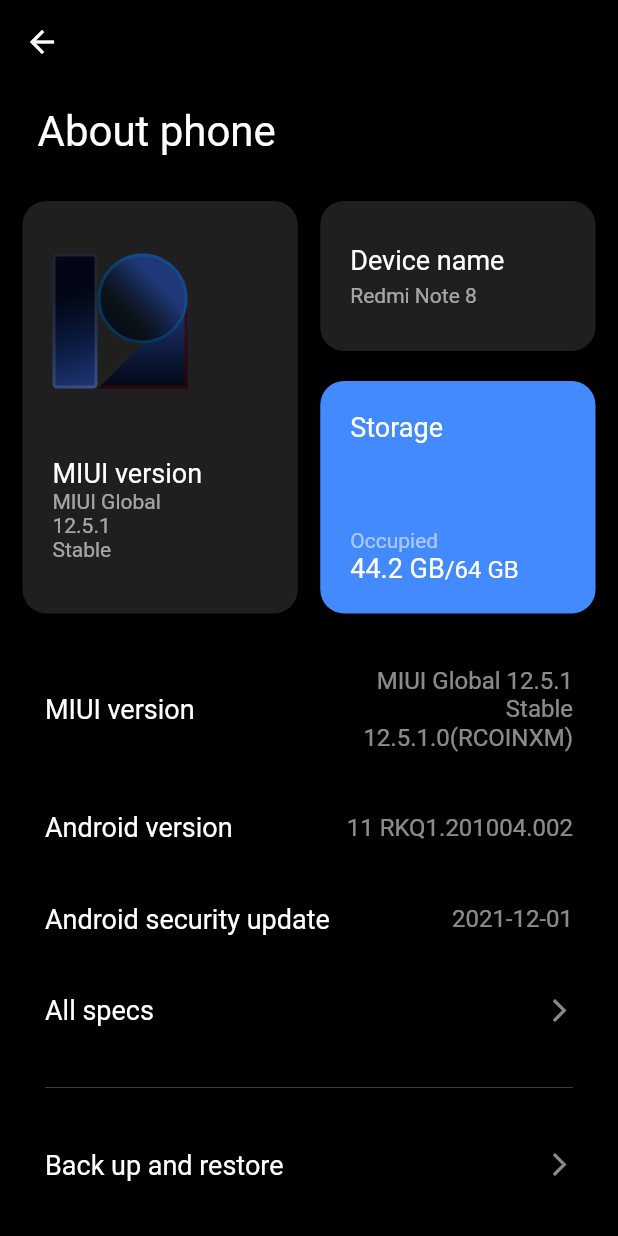
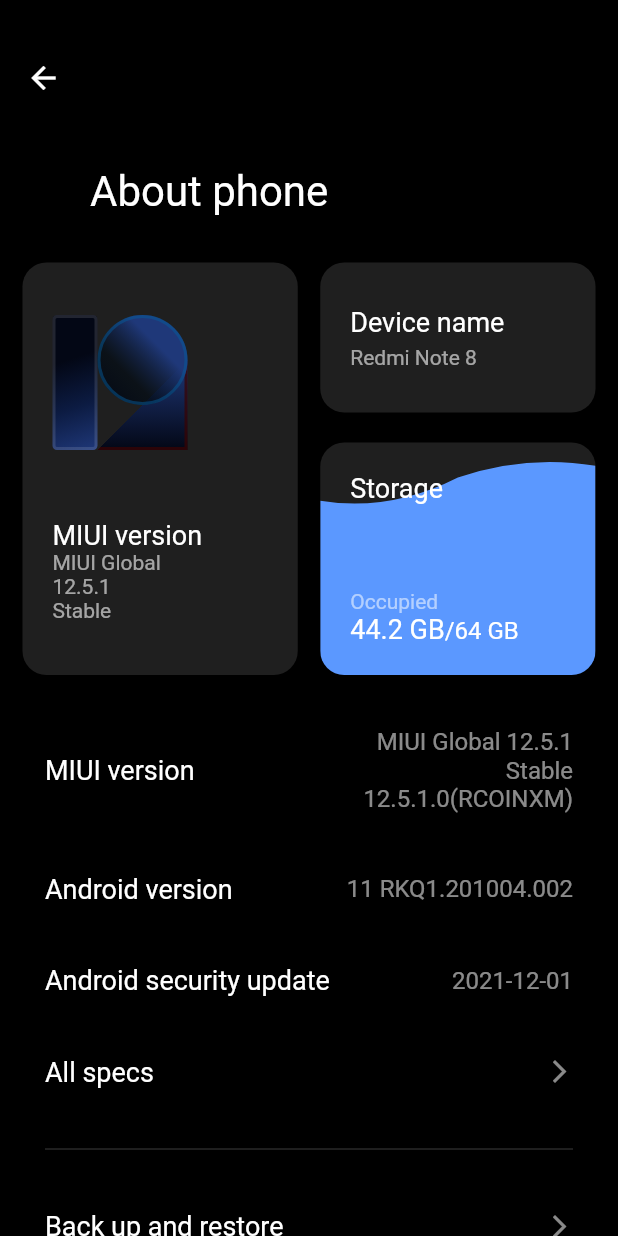
Before and after one commit to itheamc/mi_about_page_flutter_app, a Flutter app: the screen it shows after launch, after a tap on the "arrow back" icon, on a phone screen of 412 x 824 dp. Run offline on Flutter 3.47's test engine with Material 2 defaults, Android fonts, the phone set to English and light mode, and no system bars; our stand-ins replace google_fonts.

Commit message:
Second Commit - Added Sliver Persistent Header and Wave Clipper

```diff
--- /dev/null
+++ b/lib/delegate/persistent_header.dart
@@ -0,0 +1,59 @@
+import 'package:flutter/material.dart';
+import 'package:google_fonts/google_fonts.dart';
+
+class APersistentHeader extends SliverPersistentHeaderDelegate {
+  @override
+  Widget build(
+      BuildContext context, double shrinkOffset, bool overlapsContent) {
+    final progress = shrinkOffset/maxExtent;
+    return AnimatedContainer(
+      duration: const Duration(milliseconds: 300),
+      color: Color.lerp(Colors.transparent, Colors.black87, progress),
+      child: Stack(
+        children: [
+          Positioned(
+            top: 28.0,
+            left: 5.0,
+            child: IconButton(
+                onPressed: () {},
+                icon: const Icon(
+                  Icons.arrow_back,
+                  color: Colors.white,
+                )),
+          ),
+          Align(
+            alignment: Alignment.bottomLeft,
+            child: Padding(
+              padding:
+                  const EdgeInsets.symmetric(vertical: 16.0, horizontal: 60.0),
+              child: Text(
+                "About phone",
+                style: TextStyle.lerp(
+                    GoogleFonts.aBeeZee().copyWith(
+                        fontSize: 28.0,
+                        fontWeight: FontWeight.normal,
+                        color: Colors.white),
+                    GoogleFonts.aBeeZee().copyWith(
+                        fontSize: 18.0,
+                        fontWeight: FontWeight.normal,
+                        color: Colors.white),
+                    shrinkOffset / maxExtent),
+              ),
+            ),
+          )
+        ],
+      ),
+    );
+  }
+
+  @override
+  double get maxExtent => 160.0;
+
+  @override
+  double get minExtent => 80.0;
+
+  @override
+  bool shouldRebuild(covariant SliverPersistentHeaderDelegate oldDelegate) {
+    throw false;
+  }
+}
--- a/lib/screens/mi_about_screen.dart
+++ b/lib/screens/mi_about_screen.dart
@@ -1,5 +1,6 @@
 import 'package:flutter/material.dart';
 import 'package:google_fonts/google_fonts.dart';
+import 'package:mi_about_page/delegate/persistent_header.dart';
 import 'package:mi_about_page/utils/clippers.dart';
 
 class AboutScreen extends StatefulWidget {
@@ -20,31 +21,15 @@ class _AboutScreenState extends State<AboutScreen> {
 
   @override
   Widget build(BuildContext context) {
-    final _theme = Theme.of(context);
 
     return Scaffold(
       backgroundColor: Colors.black,
       body: CustomScrollView(
         controller: _scrollController,
         slivers: [
-          SliverAppBar(
+          SliverPersistentHeader(
             pinned: true,
-            backgroundColor: Colors.transparent,
-            leading: IconButton(
-                onPressed: () {}, icon: const Icon(Icons.arrow_back)),
-          ),
-          SliverToBoxAdapter(
-            child: Padding(
-              padding:
-                  const EdgeInsets.symmetric(vertical: 15.0, horizontal: 25.0),
-              child: Text(
-                "About phone",
-                style: GoogleFonts.aBeeZee().copyWith(
-                    fontSize: 28.0,
-                    fontWeight: FontWeight.normal,
-                    color: Colors.white),
-              ),
-            ),
+            delegate: APersistentHeader(),
           ),
           SliverToBoxAdapter(
             child: Row(
@@ -233,11 +218,25 @@ class _AboutScreenState extends State<AboutScreen> {
                           child: Padding(
                             padding: const EdgeInsets.only(
                                 left: 7.5, top: 10.0, right: 15.0, bottom: 0.0),
+                            child: Stack(
+                              children: [
+                                RotatedBox(
+                                  quarterTurns: 2,
+                                  child: ClipPath(
+                                    clipper: WaveClipper(),
+                                    clipBehavior: Clip.antiAlias,
                                     child: Container(
-                              height: 250.0,
                                       decoration: BoxDecoration(
                                         borderRadius: BorderRadius.circular(16.0),
                                         color: Colors.blueAccent,
+                                      ),
+                                    ),
+                                  ),
+                                ),
+                                Container(
+                                  decoration: BoxDecoration(
+                                    borderRadius: BorderRadius.circular(16.0),
+                                    color: Colors.white12,
                                   ),
                                   child: FractionallySizedBox(
                                     widthFactor: 1,
@@ -294,6 +293,8 @@ class _AboutScreenState extends State<AboutScreen> {
                                       ),
                                     ),
                                   ),
+                                ),
+                              ],
                             ),
                           ),
                         ),
@@ -462,6 +463,12 @@ class _AboutScreenState extends State<AboutScreen> {
             ),
           ),
 
+          const SliverToBoxAdapter(
+            child: SizedBox(
+              height: 150.0,
+            ),
+          )
+
         ],
       ),
     );
--- a/lib/utils/clippers.dart
+++ b/lib/utils/clippers.dart
@@ -15,3 +15,23 @@ class TriangleClipper extends CustomClipper<Path> {
     return true;
   }
 }
+
+
+class WaveClipper extends CustomClipper<Path> {
+
+  @override
+  Path getClip(Size size) {
+    final Path path = Path();
+    path.lineTo(0.0, size.height * 0.90);
+    path.quadraticBezierTo(size.width * 0.25, size.height * 0.95, size.width/2, size.height * 0.85);
+    path.quadraticBezierTo(size.width * 0.75, size.height * 0.7, size.width, size.height * 0.75);
+    path.lineTo(size.width, 0.0);
+    path.close();
+    return path;
+  }
+
+  @override
+  bool shouldReclip(covariant CustomClipper<Path> oldClipper) {
+    return false;
+  }
+}
```
Lines whose indentation alone changed are shown as unchanged.
